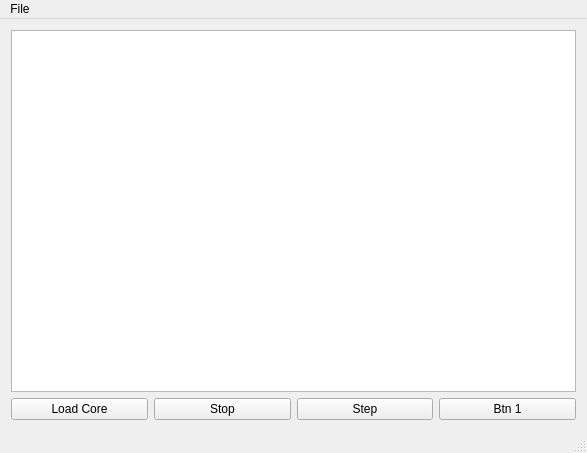
kevza/QAvrSimulator, file QAvrRunner3/mainwindow.ui: the form before one commit.
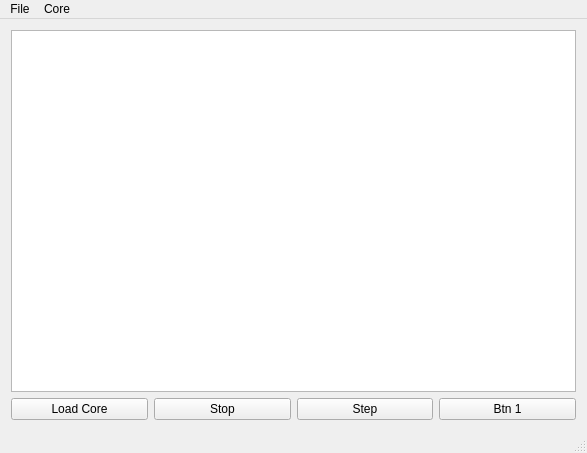
The form after the commit.

```diff
--- a/QAvrRunner3/mainwindow.ui
+++ b/QAvrRunner3/mainwindow.ui
@@ -89,7 +89,14 @@
     </property>
     <addaction name="actionLoad_Hex"/>
    </widget>
+   <widget class="QMenu" name="menuCore">
+    <property name="title">
+     <string>Core</string>
+    </property>
+    <addaction name="actionDebug_Mode"/>
+   </widget>
    <addaction name="menuFile"/>
+   <addaction name="menuCore"/>
   </widget>
   <widget class="QStatusBar" name="statusBar"/>
   <action name="actionLoad_Hex">
```
Left out of the diff: 8 changed lines with no effect on the pictures.
